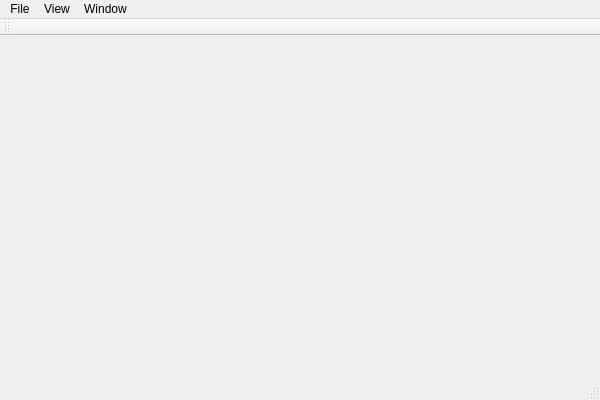
Above: RoadStyle/RoadStyle.ui from gnishida/RoadStyle before the change. Below: the same form after it.
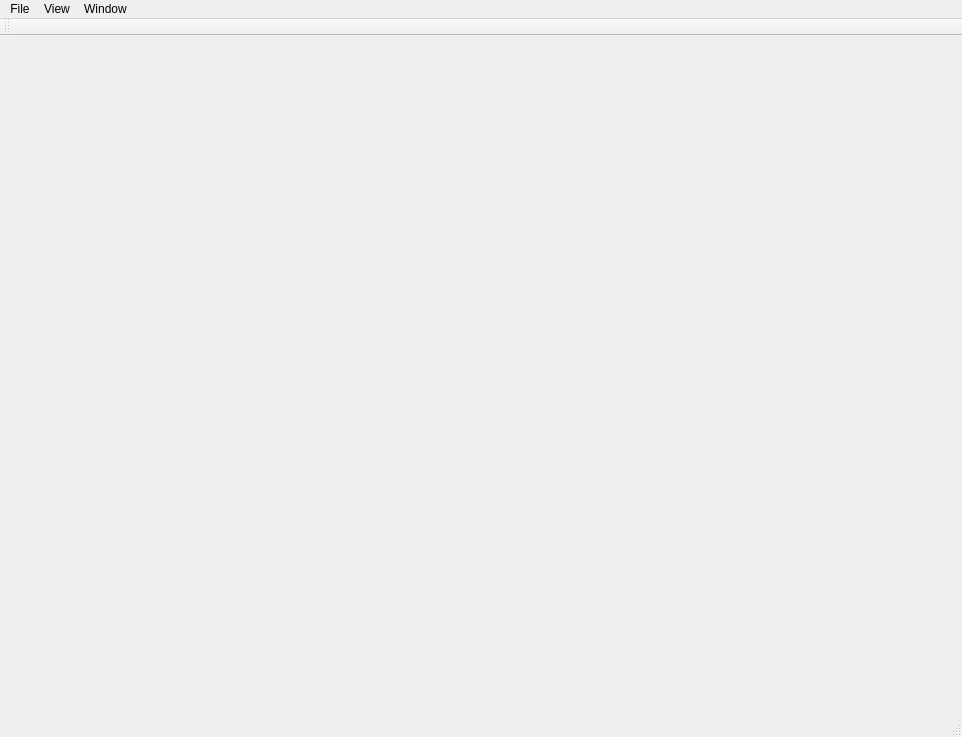
That is the form after the change.

```diff
--- a/RoadStyle/RoadStyle.ui
+++ b/RoadStyle/RoadStyle.ui
@@ -6,8 +6,8 @@
    <rect>
     <x>0</x>
     <y>0</y>
-    <width>600</width>
-    <height>400</height>
+    <width>962</width>
+    <height>737</height>
    </rect>
   </property>
   <property name="windowTitle">
@@ -19,7 +19,7 @@
     <rect>
      <x>0</x>
      <y>0</y>
-     <width>600</width>
+     <width>962</width>
      <height>21</height>
     </rect>
    </property>
```
